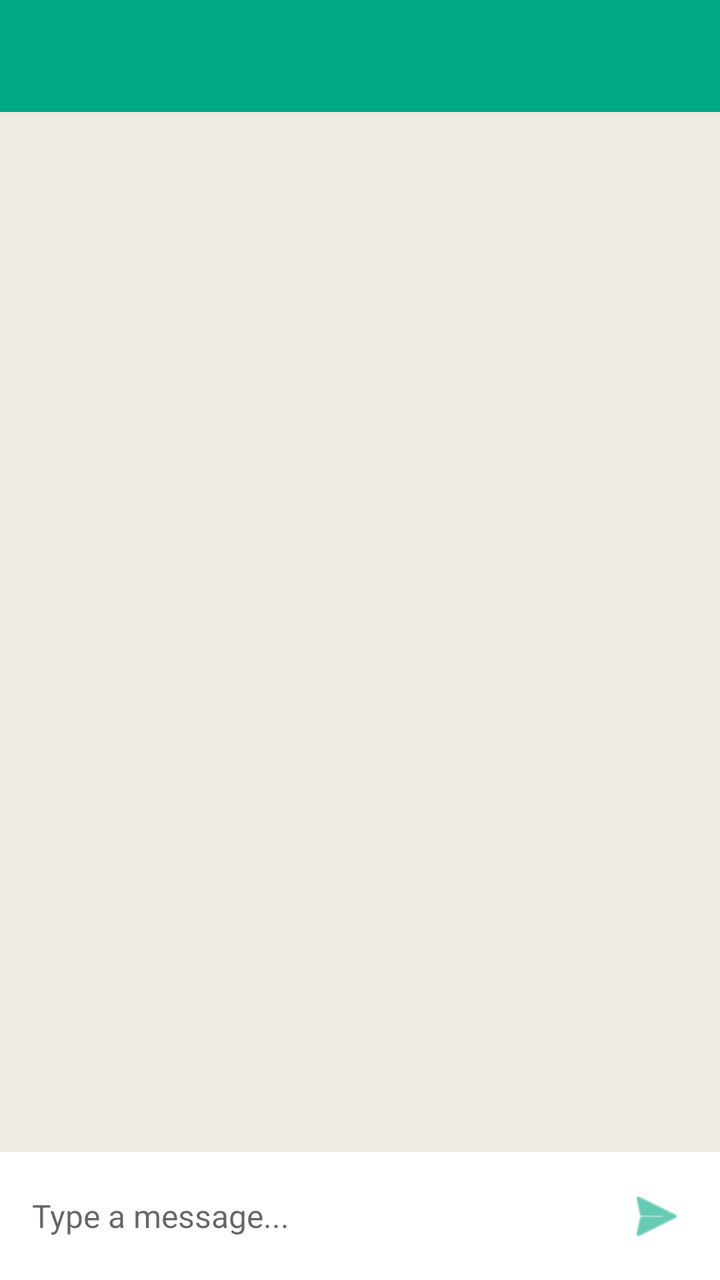
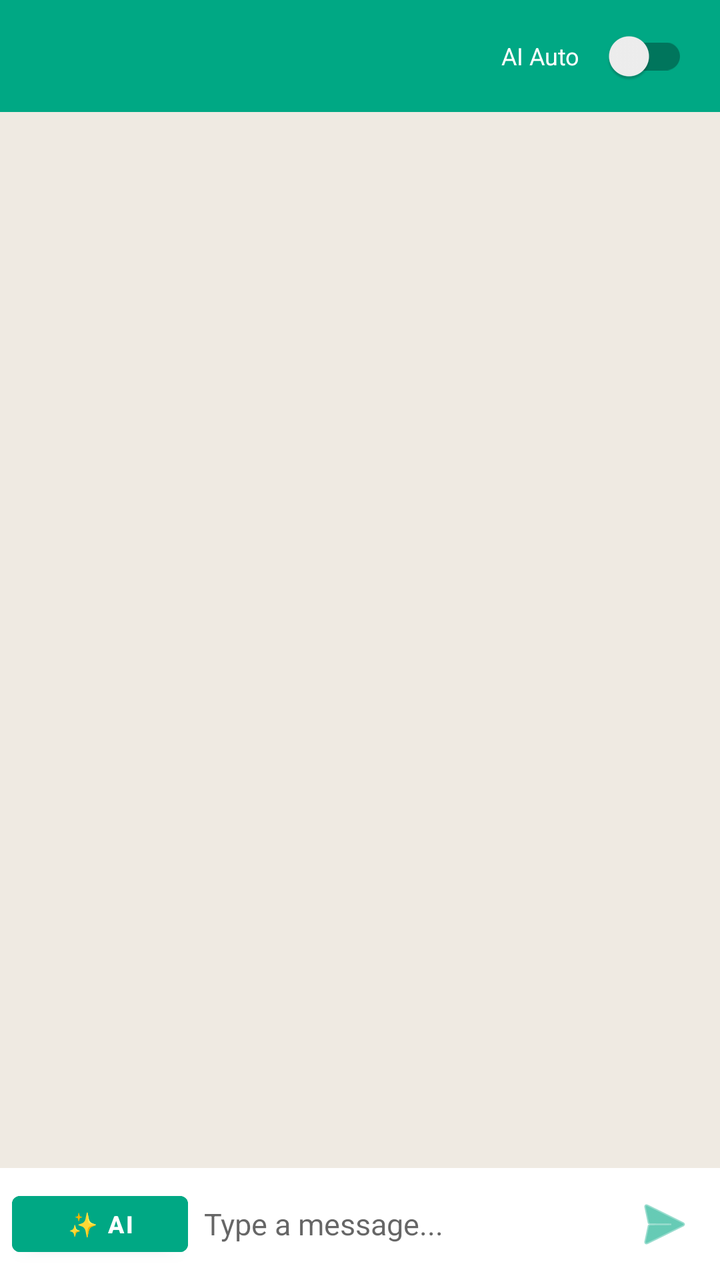

An Android layout rendered at two revisions. The XML below is the earlier revision; the diff shows what the commit changed to produce the second picture.
<!-- AndroidManifest.xml: application theme Theme.MaterialComponents.DayNight.NoActionBar -->
<!-- res/layout/activity_chat.xml -->
<?xml version="1.0" encoding="utf-8"?>
<androidx.constraintlayout.widget.ConstraintLayout xmlns:android="http://schemas.android.com/apk/res/android"
    xmlns:app="http://schemas.android.com/apk/res-auto"
    android:layout_width="match_parent"
    android:layout_height="match_parent"
    android:background="#EFEAE2">

    
    <LinearLayout
        android:id="@+id/headerBar"
        android:layout_width="match_parent"
        android:layout_height="56dp"
        android:background="#00A884"
        android:gravity="center_vertical"
        android:orientation="horizontal"
        android:paddingHorizontal="16dp"
        app:layout_constraintTop_toTopOf="parent">

        <TextView
            android:id="@+id/tvChatTitle"
            android:layout_width="wrap_content"
            android:layout_height="wrap_content"
            android:textColor="#FFFFFF"
            android:textSize="18sp"
            android:textStyle="bold" />
    </LinearLayout>

    
    <androidx.recyclerview.widget.RecyclerView
        android:id="@+id/rvMessages"
        android:layout_width="match_parent"
        android:layout_height="0dp"
        android:clipToPadding="false"
        android:padding="8dp"
        app:layout_constraintBottom_toTopOf="@id/layoutInputBar"
        app:layout_constraintTop_toBottomOf="@id/headerBar" />

    
    <LinearLayout
        android:id="@+id/layoutInputBar"
        android:layout_width="match_parent"
        android:layout_height="wrap_content"
        android:background="#FFFFFF"
        android:gravity="center_vertical"
        android:orientation="horizontal"
        android:padding="8dp"
        app:layout_constraintBottom_toBottomOf="parent">

        <EditText
            android:id="@+id/etMessageInput"
            android:layout_width="0dp"
            android:layout_height="wrap_content"
            android:layout_weight="1"
            android:background="@android:color/transparent"
            android:hint="Type a message..."
            android:maxLines="4"
            android:padding="8dp"
            android:textSize="16sp" />

        <ImageButton
            android:id="@+id/btnSend"
            android:layout_width="48dp"
            android:layout_height="48dp"
            android:background="?attr/selectableItemBackgroundBorderless"
            android:src="@android:drawable/ic_menu_send"
            app:tint="#00A884" />
    </LinearLayout>

</androidx.constraintlayout.widget.ConstraintLayout>
<!-- resources referenced by this layout -->
<resources>

</resources>

<!-- the commit's change to res/layout/activity_chat.xml (unified diff, before → after) -->
@@ -18,11 +18,25 @@
 
         <TextView
             android:id="@+id/tvChatTitle"
-            android:layout_width="wrap_content"
+            android:layout_width="0dp"
             android:layout_height="wrap_content"
+            android:layout_weight="1"
             android:textColor="#FFFFFF"
             android:textSize="18sp"
             android:textStyle="bold" />
+
+        <TextView
+            android:layout_width="wrap_content"
+            android:layout_height="wrap_content"
+            android:text="AI Auto"
+            android:textColor="#FFFFFF"
+            android:textSize="12sp"
+            android:layout_marginEnd="6dp" />
+
+        <androidx.appcompat.widget.SwitchCompat
+            android:id="@+id/switchAutoReply"
+            android:layout_width="wrap_content"
+            android:layout_height="wrap_content" />
     </LinearLayout>
 
     
@@ -32,8 +46,27 @@
         android:layout_height="0dp"
         android:clipToPadding="false"
         android:padding="8dp"
-        app:layout_constraintBottom_toTopOf="@id/layoutInputBar"
+        app:layout_constraintBottom_toTopOf="@id/layoutSuggestions"
         app:layout_constraintTop_toBottomOf="@id/headerBar" />
+
+    
+    <HorizontalScrollView
+        android:id="@+id/layoutSuggestions"
+        android:layout_width="match_parent"
+        android:layout_height="wrap_content"
+        android:background="#E0E0E0"
+        android:padding="6dp"
+        android:scrollbars="none"
+        android:visibility="gone"
+        app:layout_constraintBottom_toTopOf="@id/layoutInputBar">
+
+        <LinearLayout
+            android:id="@+id/containerSuggestions"
+            android:layout_width="wrap_content"
+            android:layout_height="wrap_content"
+            android:gravity="center_vertical"
+            android:orientation="horizontal" />
+    </HorizontalScrollView>
 
     
     <LinearLayout
@@ -43,8 +76,20 @@
         android:background="#FFFFFF"
         android:gravity="center_vertical"
         android:orientation="horizontal"
-        android:padding="8dp"
+        android:padding="6dp"
         app:layout_constraintBottom_toBottomOf="parent">
+
+        
+        <Button
+            android:id="@+id/btnAiGenerate"
+            android:layout_width="wrap_content"
+            android:layout_height="40dp"
+            android:backgroundTint="#00A884"
+            android:text="✨ AI"
+            android:textColor="#FFFFFF"
+            android:textSize="12sp"
+            android:textStyle="bold"
+            android:paddingHorizontal="10dp" />
 
         <EditText
             android:id="@+id/etMessageInput"
@@ -55,12 +100,12 @@
             android:hint="Type a message..."
             android:maxLines="4"
             android:padding="8dp"
-            android:textSize="16sp" />
+            android:textSize="15sp" />
 
         <ImageButton
             android:id="@+id/btnSend"
-            android:layout_width="48dp"
-            android:layout_height="48dp"
+            android:layout_width="44dp"
+            android:layout_height="44dp"
             android:background="?attr/selectableItemBackgroundBorderless"
             android:src="@android:drawable/ic_menu_send"
             app:tint="#00A884" />
